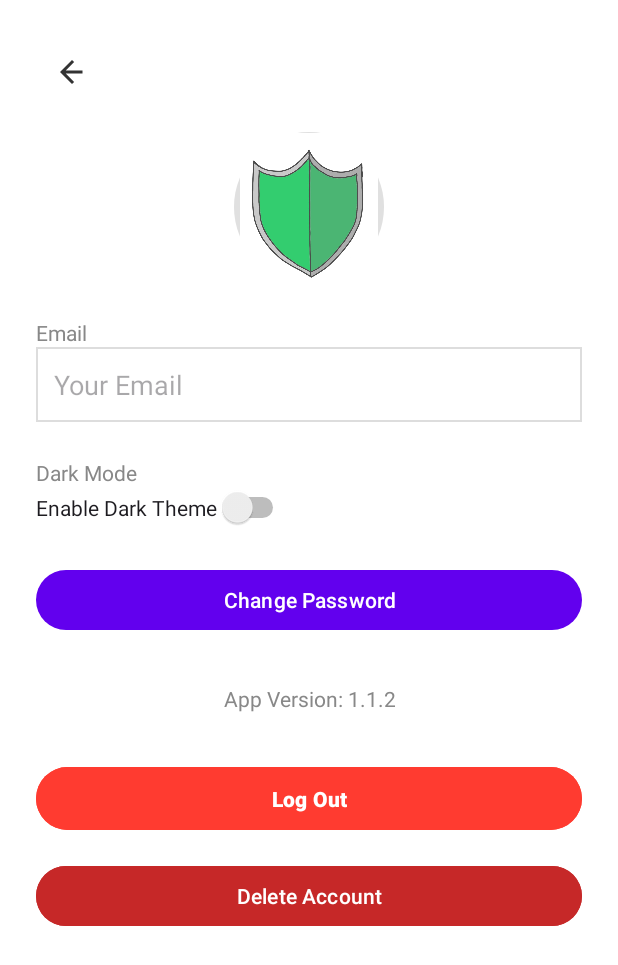
After one commit to ST10357451/PocketPaladinPart3, an Android app: the layout activity_settings.xml on its own in the app's theme, with its tools: preview values and no code run, on a phone screen of 412 x 824 dp. The commit adds this screen. Shown: the top 965 px of the screen. Run offline under Robolectric (Android 15) with nearby library versions, the phone set to English and light mode, and no system bars.

Commit message:
Created settings page and introduced the dark theme mode

```diff
--- /dev/null
+++ b/app/src/main/res/drawable/circle_background.xml
@@ -0,0 +1,5 @@
+<?xml version="1.0" encoding="utf-8"?>
+<shape xmlns:android="http://schemas.android.com/apk/res/android"
+    android:shape="oval">
+    <solid android:color="#E0E0E0"/>
+</shape>
--- /dev/null
+++ b/app/src/main/res/drawable/ic_back.xml
@@ -0,0 +1,10 @@
+<?xml version="1.0" encoding="utf-8"?>
+<vector xmlns:android="http://schemas.android.com/apk/res/android"
+    android:width="24dp"
+    android:height="24dp"
+    android:viewportWidth="24"
+    android:viewportHeight="24">
+    <path
+        android:fillColor="#333333"
+        android:pathData="M19,11H7.83l5.59-5.59L12,4l-8,8 8,8 1.41-1.41L7.83,13H19v-2z"/>
+</vector>
--- /dev/null
+++ b/app/src/main/res/layout/activity_settings.xml
@@ -0,0 +1,118 @@
+<?xml version="1.0" encoding="utf-8"?>
+<androidx.constraintlayout.widget.ConstraintLayout
+    xmlns:android="http://schemas.android.com/apk/res/android"
+    xmlns:app="http://schemas.android.com/apk/res-auto"
+    xmlns:tools="http://schemas.android.com/tools"
+    android:id="@+id/main"
+    android:layout_width="match_parent"
+    android:layout_height="match_parent"
+    android:textColor="?android:textColorPrimary"
+    android:background="?android:windowBackground"
+    tools:context=".settingActivity">
+
+    <ScrollView
+        android:layout_width="match_parent"
+        android:layout_height="match_parent">
+
+        <LinearLayout
+            android:id="@+id/settingsContainer"
+            android:layout_width="match_parent"
+            android:layout_height="wrap_content"
+            android:orientation="vertical"
+            android:padding="24dp">
+
+            <!-- Back Button -->
+            <ImageButton
+                android:id="@+id/backButton"
+                android:layout_width="48dp"
+                android:layout_height="48dp"
+                android:background="?attr/selectableItemBackgroundBorderless"
+                android:src="@drawable/ic_back"
+                android:contentDescription="Back" />
+
+            <!-- Profile Picture -->
+            <ImageView
+                android:id="@+id/profileImage"
+                android:layout_width="100dp"
+                android:layout_height="100dp"
+                android:layout_gravity="center"
+                android:layout_marginTop="16dp"
+                android:src="@drawable/pocketpaladin"
+                android:scaleType="centerCrop"
+                android:background="@drawable/circle_background"
+                android:padding="4dp" />
+
+            <!-- Email Display -->
+            <TextView
+                android:layout_width="match_parent"
+                android:layout_height="wrap_content"
+                android:text="Email"
+                android:textSize="14sp"
+                android:textColor="#888888"
+                android:layout_marginTop="24dp" />
+
+            <EditText
+                android:id="@+id/emailField"
+                android:layout_width="match_parent"
+                android:layout_height="50dp"
+                android:background="@drawable/edittext_background"
+                android:enabled="false"
+                android:hint="Your Email"
+                android:padding="12dp"
+                android:textColor="#000000" />
+
+            <!-- Theme Toggle -->
+            <TextView
+                android:layout_width="match_parent"
+                android:layout_height="wrap_content"
+                android:text="Dark Mode"
+                android:textSize="14sp"
+                android:textColor="#888888"
+                android:layout_marginTop="24dp" />
+
+            <Switch
+                android:id="@+id/themeSwitch"
+                android:layout_width="wrap_content"
+                android:layout_height="wrap_content"
+                android:text="Enable Dark Theme" />
+
+            <!-- Change Password -->
+            <Button
+                android:id="@+id/changePasswordButton"
+                android:layout_width="match_parent"
+                android:layout_height="wrap_content"
+                android:text="Change Password"
+                android:layout_marginTop="24dp" />
+
+            <!-- App Info -->
+            <TextView
+                android:layout_width="match_parent"
+                android:layout_height="wrap_content"
+                android:text="App Version: 1.1.2"
+                android:textColor="#888888"
+                android:gravity="center"
+                android:layout_marginTop="32dp" />
+
+            <!-- Log Out -->
+            <Button
+                android:id="@+id/logoutButton"
+                android:layout_width="match_parent"
+                android:layout_height="50dp"
+                android:text="Log Out"
+                android:textColor="#FFFFFF"
+                android:backgroundTint="#FF3B30"
+                android:textStyle="bold"
+                android:layout_marginTop="32dp" />
+
+            <!-- Optional: Delete Account -->
+            <Button
+                android:id="@+id/deleteAccountButton"
+                android:layout_width="match_parent"
+                android:layout_height="wrap_content"
+                android:text="Delete Account"
+                android:textColor="#FFFFFF"
+                android:backgroundTint="#C62828"
+                android:layout_marginTop="16dp" />
+        </LinearLayout>
+    </ScrollView>
+</androidx.constraintlayout.widget.ConstraintLayout>
--- a/app/src/main/res/values-night/themes.xml
+++ b/app/src/main/res/values-night/themes.xml
@@ -1,7 +1,10 @@
 <resources xmlns:tools="http://schemas.android.com/tools">
-    <!-- Base application theme. -->
     <style name="Base.Theme.PocketPaladinFinalApp" parent="Theme.Material3.DayNight.NoActionBar">
-        <!-- Customize your dark theme here. -->
-        <!-- <item name="colorPrimary">@color/my_dark_primary</item> -->
+        <!-- Use custom colors -->
+        <item name="colorPrimary">@color/primary</item>
+        <item name="android:windowBackground">@color/background</item>
+        <item name="android:textColorPrimary">@color/textPrimary</item>
     </style>
+
+    <style name="Theme.PocketPaladinFinalApp" parent="Base.Theme.PocketPaladinFinalApp"/>
 </resources>
--- /dev/null
+++ b/app/src/main/res/values/colors-night.xml
@@ -0,0 +1,7 @@
+<?xml version="1.0" encoding="utf-8"?>
+<resources>
+    <color name="background">#121212</color> <!-- Dark -->
+    <color name="textPrimary">#FFFFFF</color>
+    <color name="primary">#BB86FC</color>
+
+</resources>
--- a/app/src/main/res/values/colors.xml
+++ b/app/src/main/res/values/colors.xml
@@ -1,5 +1,7 @@
 <?xml version="1.0" encoding="utf-8"?>
 <resources>
-    <color name="black">#FF000000</color>
-    <color name="white">#FFFFFFFF</color>
+    <color name="background">#FFFFFF</color> <!-- Light -->
+    <color name="textPrimary">#000000</color>
+    <color name="primary">#6200EE</color>
+
 </resources>
--- a/app/src/main/res/values/themes.xml
+++ b/app/src/main/res/values/themes.xml
@@ -1,9 +1,10 @@
 <resources xmlns:tools="http://schemas.android.com/tools">
-    <!-- Base application theme. -->
     <style name="Base.Theme.PocketPaladinFinalApp" parent="Theme.Material3.DayNight.NoActionBar">
-        <!-- Customize your light theme here. -->
-        <!-- <item name="colorPrimary">@color/my_light_primary</item> -->
+        <!-- Use custom colors -->
+        <item name="colorPrimary">@color/primary</item>
+        <item name="android:windowBackground">@color/background</item>
+        <item name="android:textColorPrimary">@color/textPrimary</item>
     </style>
 
-    <style name="Theme.PocketPaladinFinalApp" parent="Base.Theme.PocketPaladinFinalApp" />
+    <style name="Theme.PocketPaladinFinalApp" parent="Base.Theme.PocketPaladinFinalApp"/>
 </resources>
```
Also changed, not shown: app/src/main/java/com/example/pocketpaladinfinalapp/settingActivity.kt (added, +105 -0 lines).
